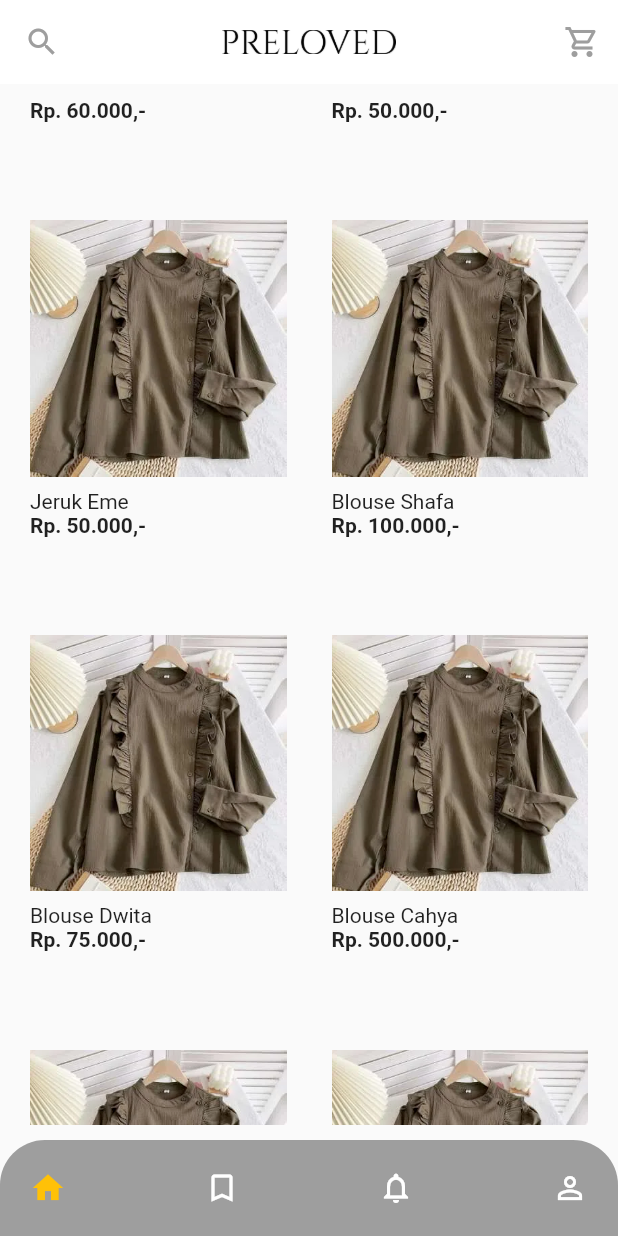
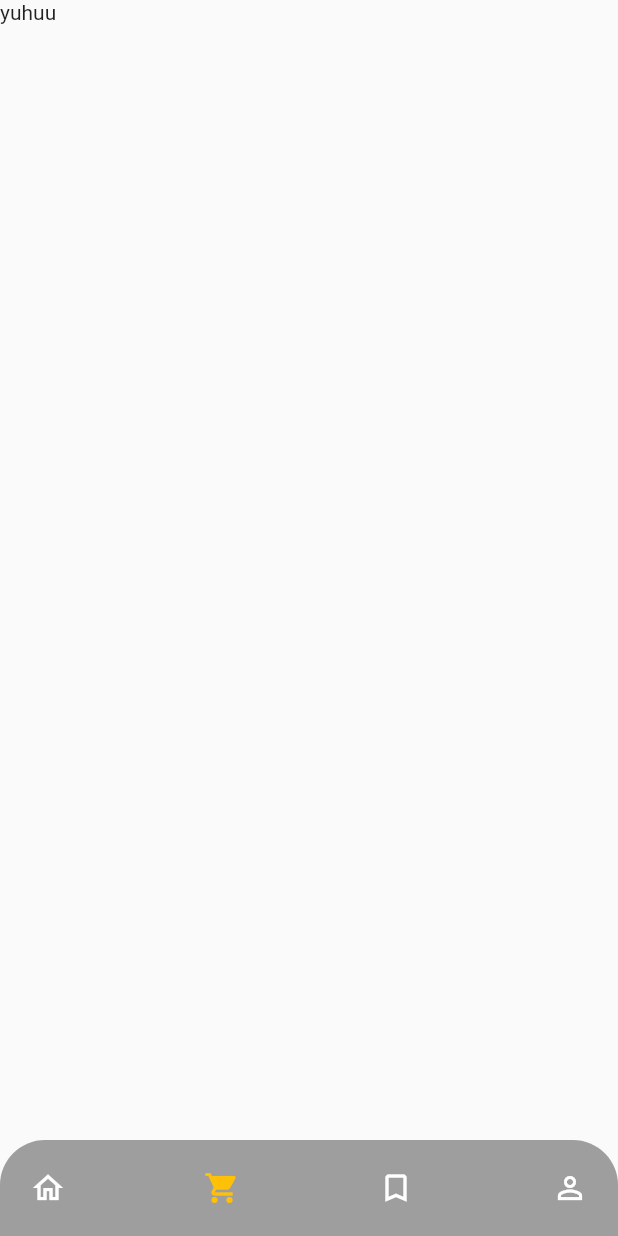
Before and after one commit to WahyuBarkaS/Preloved-PAPB, a Flutter app: the TabDecider screen opened directly, scrolled down 576 dp, after a tap on the "shopping cart" icon, on a phone screen of 412 x 824 dp. Run offline on Flutter 3.47's test engine with Material 2 defaults, Android fonts, the phone set to English and light mode, and no system bars; our stand-ins replace get.

Commit message:
Beneri icon navbar

```diff
--- a/Belajar Flutter/flutter_application_1/lib/pages/tabs/home/home_page.dart
+++ b/Belajar Flutter/flutter_application_1/lib/pages/tabs/home/home_page.dart
@@ -108,13 +108,13 @@ class _HomePageState extends State<HomePage> {
     return Scaffold(
       appBar: AppBar(
         centerTitle: true,
-        leading: IconButton(
-          icon: Icon(
-            Icons.search,
-            color: Colors.grey,
-          ),
-          onPressed: () {},
-        ),
+        // leading: IconButton(
+        //   icon: Icon(
+        //     Icons.search,
+        //     color: Colors.grey,
+        //   ),
+        //   onPressed: () {},
+        // ),
         elevation: 0.0,
         backgroundColor: Colors.white,
         title: Image.asset(
@@ -122,13 +122,13 @@ class _HomePageState extends State<HomePage> {
           height: MediaQuery.of(context).size.height * 0.02,
         ),
         actions: [
-          IconButton(
-            icon: Icon(
-              Icons.shopping_cart_outlined,
-              color: Colors.grey,
-            ),
-            onPressed: () {},
-          ),
+          // IconButton(
+          //   icon: Icon(
+          //     Icons.shopping_cart_outlined,
+          //     color: Colors.grey,
+          //   ),
+          //   onPressed: () {},
+          // ),
         ],
       ),
       body: SafeArea(
@@ -191,23 +191,28 @@ class _HomePageState extends State<HomePage> {
                       child: TextField(
                         decoration: InputDecoration(
                           border: OutlineInputBorder(),
+                          contentPadding: EdgeInsets.only(
+                              left: 15, bottom: 11, top: 11, right: 15),
+                          hintText: "Cari barang yang anda inginkan",
                         ),
                       ),
                     ),
                   ),
                   SizedBox(
-                    height: MediaQuery.of(context).size.height * 0.02,
+                    width: MediaQuery.of(context).size.width * 0.02,
                   ),
                   Container(
                     //height: 40,
                     height: MediaQuery.of(context).size.height * 0.05,
                     //width: 40,
-                    width: MediaQuery.of(context).size.height * 0.05,
+                    width: MediaQuery.of(context).size.width * 0.1,
                     decoration: BoxDecoration(
                         color: Colors.amber,
                         borderRadius: BorderRadius.circular(5)),
-                    child: Center(child: Icon(Icons.tune)),
-                  ),
+                    child: Center(
+                      child: Icon(Icons.search),
+                    ),
+                  )
                 ],
               ),
               SizedBox(
--- a/Belajar Flutter/flutter_application_1/lib/pages/tabs/keranjang/keranjang.dart
+++ b/Belajar Flutter/flutter_application_1/lib/pages/tabs/keranjang/keranjang.dart
@@ -0,0 +1,24 @@
+// ignore_for_file: unnecessary_import
+
+import 'package:flutter/material.dart';
+import 'package:flutter/src/foundation/key.dart';
+import 'package:flutter/src/widgets/framework.dart';
+
+class Keranjang extends StatefulWidget {
+  const Keranjang({Key? key}) : super(key: key);
+
+  @override
+  State<Keranjang> createState() => _KeranjangState();
+}
+
+class _KeranjangState extends State<Keranjang> {
+  @override
+  Widget build(BuildContext context) {
+    return Scaffold(
+      body: SafeArea(
+          child: Column(
+        children: [Text('yuhuu')],
+      )),
+    );
+  }
+}
--- a/Belajar Flutter/flutter_application_1/lib/pages/tabs/tab_decider.dart
+++ b/Belajar Flutter/flutter_application_1/lib/pages/tabs/tab_decider.dart
@@ -2,6 +2,7 @@
 
 import 'package:flutter/material.dart';
 import 'package:flutter_application_1/pages/tabs/home/home_page.dart';
+import 'package:flutter_application_1/pages/tabs/keranjang/keranjang.dart';
 import 'package:flutter_application_1/pages/tabs/wishlist/wishlist_page.dart';
 
 class TabDecider extends StatefulWidget {
@@ -25,8 +26,8 @@ class _TabDeciderState extends State<TabDecider> {
                 index: currentIndex,
                 children: [
                   HomePage(),
+                  Keranjang(),
                   WishlistPage(),
-                  HomePage(),
                   HomePage(),
                 ],
               ),
@@ -43,10 +44,9 @@ class _TabDeciderState extends State<TabDecider> {
                 mainAxisAlignment: MainAxisAlignment.spaceBetween,
                 children: [
                   InkWell(
-                    child: Icon(
-                      Icons.home,
-                      color: currentIndex == 0 ? Colors.amber : Colors.white,
-                    ),
+                    child: currentIndex == 0
+                        ? Icon(Icons.home, color: Colors.amber)
+                        : Icon(Icons.home_outlined, color: Colors.white),
                     onTap: () {
                       setState(() {
                         currentIndex = 0;
@@ -54,8 +54,10 @@ class _TabDeciderState extends State<TabDecider> {
                     },
                   ),
                   InkWell(
-                    child: Icon(Icons.bookmark_outline,
-                        color: currentIndex == 1 ? Colors.amber : Colors.white),
+                    child: currentIndex == 1
+                        ? Icon(Icons.shopping_cart, color: Colors.amber)
+                        : Icon(Icons.shopping_cart_outlined,
+                            color: Colors.white),
                     onTap: () {
                       setState(() {
                         currentIndex = 1;
@@ -63,8 +65,9 @@ class _TabDeciderState extends State<TabDecider> {
                     },
                   ),
                   InkWell(
-                    child: Icon(Icons.notifications_outlined,
-                        color: currentIndex == 2 ? Colors.amber : Colors.white),
+                    child: currentIndex == 2
+                        ? Icon(Icons.bookmark, color: Colors.amber)
+                        : Icon(Icons.bookmark_outline, color: Colors.white),
                     onTap: () {
                       setState(() {
                         currentIndex = 2;
@@ -72,8 +75,9 @@ class _TabDeciderState extends State<TabDecider> {
                     },
                   ),
                   InkWell(
-                    child: Icon(Icons.person_outline,
-                        color: currentIndex == 3 ? Colors.amber : Colors.white),
+                    child: currentIndex == 3
+                        ? Icon(Icons.person, color: Colors.amber)
+                        : Icon(Icons.person_outline, color: Colors.white),
                     onTap: () {
                       setState(() {
                         currentIndex = 3;
--- a/Belajar Flutter/flutter_application_1/lib/pages/tabs/wishlist/wishlist_page.dart
+++ b/Belajar Flutter/flutter_application_1/lib/pages/tabs/wishlist/wishlist_page.dart
@@ -1,3 +1,5 @@
+// ignore_for_file: unnecessary_import
+
 import 'package:flutter/material.dart';
 import 'package:flutter/src/foundation/key.dart';
 import 'package:flutter/src/widgets/framework.dart';
```
